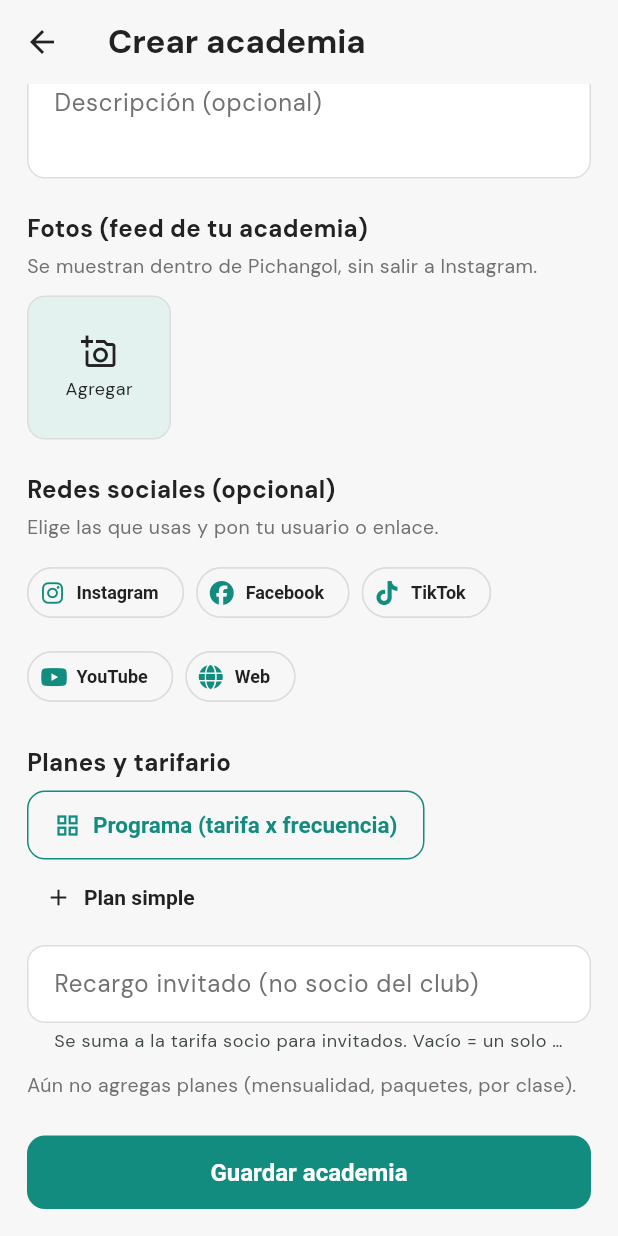
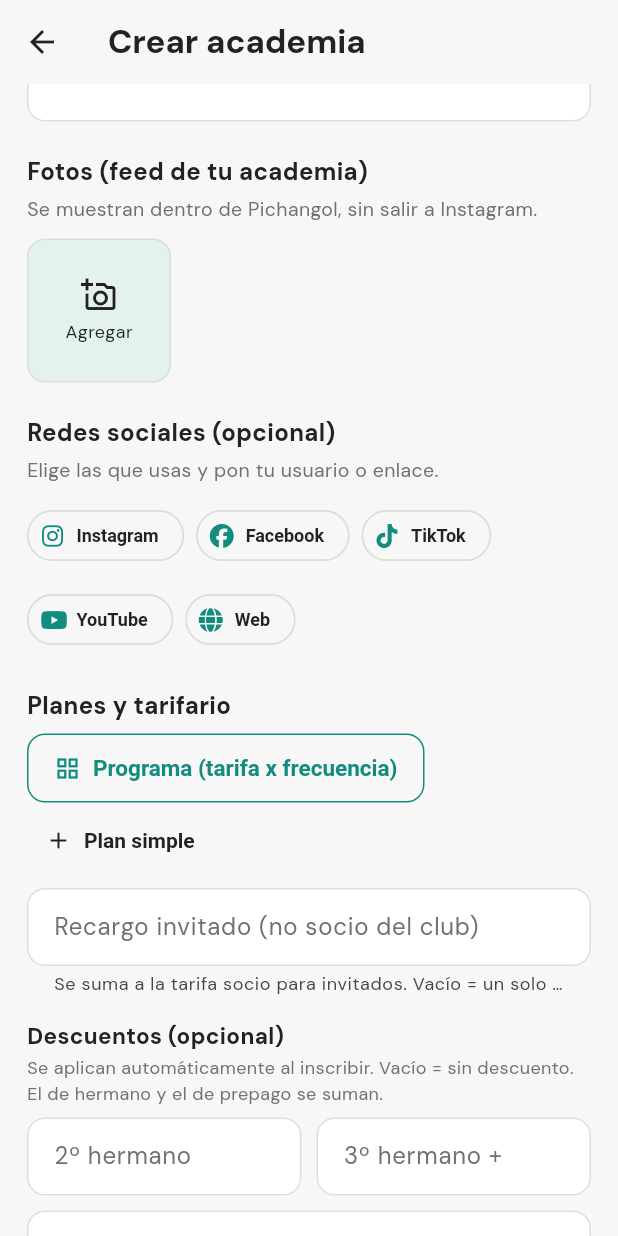
Before and after one commit to dcalagua/canchas-app-lima, a Flutter app: the CrearAcademiaScreen screen opened directly, scrolled down 576 dp, after a tap on "Agregar", on a phone screen of 412 x 824 dp. Run offline on Flutter 3.47's test engine with Material 3 defaults, Android fonts, the phone set to English and light mode, and no system bars; our stand-ins replace audioplayers, firebase_core, firebase_messaging, font_awesome_flutter, geocoding, geolocator and 6 more; missing offline and left inert: record; accounts and stored records are empty.

Commit message:
Academia Fase 2: descuentos configurables (hermanos + prepago)
Todo configurable por academia, sin hardcodear cifras:
- Modelo Academia: descuentoHermano2 / descuentoHermano3 / descuentoPrepago (%),
  aditivos; helpers descuentoTotalPct() y precioFinal(). Alumno.ordenHermano.
- inscribir(): aplica el descuento por orden de hermano (del alumno) y por
  prepago (paquete de meses); deja traza del % en el concepto de la cuota.
- Editor de academia: sección 'Descuentos (opcional)' con los 3 campos %.
- Alta de alumno: selector de orden de hermano (Único/2º/3º+) con su % — solo
  si la academia tiene descuento por hermanos.
- Ficha de academia: nota con los descuentos vigentes.
- Seed Jartur: 10 / 20 / 5 como ejemplo.

Co-Authored-By: Claude Opus 4.8 (1M context) <noreply@anthropic.com>
Claude-Session: https://claude.ai/code/session_017fg7ijXuZRX6jvFjZELf83

```diff
--- a/lib/data/sample_data.dart
+++ b/lib/data/sample_data.dart
@@ -286,6 +286,9 @@ class SampleData {
       sedeUbicacion: centroPiloto, // referencial (Lima); el profe la ajusta
       moneda: 'S/',
       recargoInvitado: 50, // invitado (no socio del club) = socio + S/50
+      descuentoHermano2: 10, // 2º hermano −10%
+      descuentoHermano3: 20, // 3º hermano en adelante −20%
+      descuentoPrepago: 5, // pago trimestral/paquete adelantado −5%
       redes: const {'instagram': 'academiadetenisjarthurbaldeon'},
       planes: [
         plan(roja, 2, 250), plan(roja, 3, 300), plan(roja, 4, 400), plan(roja, 5, 450),
--- a/lib/models/academia.dart
+++ b/lib/models/academia.dart
@@ -92,6 +92,14 @@ class Academia {
   /// tarifa socio del plan. 0 = la academia no distingue socio/invitado (un solo
   /// precio). Caso Jartur (Country Club El Bosque): 50.
   final double recargoInvitado;
+  /// Descuentos CONFIGURABLES (%), 0 = sin descuento. Se aplican al inscribir:
+  /// [descuentoHermano2] al 2º hermano, [descuentoHermano3] al 3º en adelante,
+  /// [descuentoPrepago] al pagar un paquete de meses por adelantado (prepago).
+  /// Caso Jartur: 10 / 20 / 5. Son ADITIVOS entre sí (2º hermano + prepago =
+  /// 10 + 5 = 15%).
+  final double descuentoHermano2;
+  final double descuentoHermano3;
+  final double descuentoPrepago;
 
   const Academia({
     required this.id,
@@ -108,6 +116,9 @@ class Academia {
     this.fotos = const [],
     this.moneda = '',
     this.recargoInvitado = 0,
+    this.descuentoHermano2 = 0,
+    this.descuentoHermano3 = 0,
+    this.descuentoPrepago = 0,
   });
 
   /// ¿La academia distingue tarifa socio vs invitado (según la sede/club)?
@@ -116,6 +127,38 @@ class Academia {
   /// Tarifa mensual efectiva de un plan según sea socio (de la sede) o invitado.
   double precioDePlan(Plan p, {required bool socio}) =>
       socio ? p.precioMes : p.precioMes + recargoInvitado;
+
+  /// ¿La academia tiene algún descuento configurado?
+  bool get tieneDescuentos =>
+      descuentoHermano2 > 0 || descuentoHermano3 > 0 || descuentoPrepago > 0;
+
+  /// ¿Distingue descuento por orden de hermano (2º / 3º)?
+  bool get tieneDescuentoHermanos =>
+      descuentoHermano2 > 0 || descuentoHermano3 > 0;
+
+  /// % de descuento por orden de hermano (1 = único/1º sin dto, 2 = 2º, 3+ = 3º
+  /// o más).
+  double descuentoHermanoPct(int orden) {
+    if (orden >= 3) return descuentoHermano3;
+    if (orden == 2) return descuentoHermano2;
+    return 0;
+  }
+
+  /// % total de descuento aplicable (hermano + prepago), aditivo, tope 100.
+  double descuentoTotalPct({int ordenHermano = 1, bool prepago = false}) {
+    var d = descuentoHermanoPct(ordenHermano);
+    if (prepago) d += descuentoPrepago;
+    return d > 100 ? 100 : d;
+  }
+
+  /// Precio final de un plan tras aplicar tarifa socio/invitado y descuentos.
+  double precioFinal(Plan p,
+      {required bool socio, int ordenHermano = 1, bool prepago = false}) {
+    final base = precioDePlan(p, socio: socio);
+    final f = base *
+        (1 - descuentoTotalPct(ordenHermano: ordenHermano, prepago: prepago) / 100);
+    return f < 0 ? 0 : f;
+  }
 
   /// Planes agrupados por programa (para el tarifario matriz), preservando el
   /// orden de aparición. Los planes sin programa quedan bajo la clave ''.
@@ -193,6 +236,9 @@ class Academia {
     List<String>? fotos,
     String? moneda,
     double? recargoInvitado,
+    double? descuentoHermano2,
+    double? descuentoHermano3,
+    double? descuentoPrepago,
   }) =>
       Academia(
         id: id,
@@ -209,6 +255,9 @@ class Academia {
         fotos: fotos ?? this.fotos,
         moneda: moneda ?? this.moneda,
         recargoInvitado: recargoInvitado ?? this.recargoInvitado,
+        descuentoHermano2: descuentoHermano2 ?? this.descuentoHermano2,
+        descuentoHermano3: descuentoHermano3 ?? this.descuentoHermano3,
+        descuentoPrepago: descuentoPrepago ?? this.descuentoPrepago,
       );
 
   Map<String, dynamic> toJson() => {
@@ -227,6 +276,9 @@ class Academia {
         'fotos': fotos,
         'moneda': moneda,
         'recargoInvitado': recargoInvitado,
+        'descuentoHermano2': descuentoHermano2,
+        'descuentoHermano3': descuentoHermano3,
+        'descuentoPrepago': descuentoPrepago,
       };
 
   factory Academia.fromJson(Map<String, dynamic> j) => Academia(
@@ -253,6 +305,9 @@ class Academia {
             const [],
         moneda: (j['moneda'] ?? '') as String,
         recargoInvitado: ((j['recargoInvitado'] ?? 0) as num).toDouble(),
+        descuentoHermano2: ((j['descuentoHermano2'] ?? 0) as num).toDouble(),
+        descuentoHermano3: ((j['descuentoHermano3'] ?? 0) as num).toDouble(),
+        descuentoPrepago: ((j['descuentoPrepago'] ?? 0) as num).toDouble(),
       );
 }
 
@@ -279,6 +334,10 @@ class Alumno {
   /// socio = precio del plan; invitado (false) = precio + recargoInvitado.
   /// Por defecto true (los alumnos fundadores son socios). Lo marca el profe.
   final bool esSocioSede;
+  /// Orden de hermano para el descuento familiar configurable de la academia:
+  /// 1 = único/1º (sin descuento), 2 = 2º hermano, 3 = 3º o más. Lo marca el
+  /// profe al inscribir. Ver `Academia.descuentoHermano2/3`.
+  final int ordenHermano;
 
   const Alumno({
     required this.id,
@@ -291,6 +350,7 @@ class Alumno {
     this.apoderadoWhatsapp = '',
     this.edad,
     this.esSocioSede = true,
+    this.ordenHermano = 1,
   });
 
   /// ¿Es un alumno que usa la app (se unió con código)?
@@ -314,6 +374,7 @@ class Alumno {
         'apoderadoWhatsapp': apoderadoWhatsapp,
         if (edad != null) 'edad': edad,
         'esSocioSede': esSocioSede,
+        'ordenHermano': ordenHermano,
       };
 
   factory Alumno.fromJson(Map<String, dynamic> j) => Alumno(
@@ -327,6 +388,7 @@ class Alumno {
         apoderadoWhatsapp: (j['apoderadoWhatsapp'] ?? '') as String,
         edad: (j['edad'] as num?)?.toInt(),
         esSocioSede: (j['esSocioSede'] ?? true) as bool,
+        ordenHermano: ((j['ordenHermano'] ?? 1) as num).toInt(),
       );
 }
 
--- a/lib/screens/crear_academia_screen.dart
+++ b/lib/screens/crear_academia_screen.dart
@@ -41,6 +41,15 @@ class _CrearAcademiaScreenState extends State<CrearAcademiaScreen> {
       text: (widget.academia?.recargoInvitado ?? 0) > 0
           ? widget.academia!.recargoInvitado.toStringAsFixed(0)
           : '');
+  // Descuentos configurables (%). Vacío = 0 = sin descuento.
+  late final TextEditingController _dtoHermano2 =
+      _ctrlPct(widget.academia?.descuentoHermano2);
+  late final TextEditingController _dtoHermano3 =
+      _ctrlPct(widget.academia?.descuentoHermano3);
+  late final TextEditingController _dtoPrepago =
+      _ctrlPct(widget.academia?.descuentoPrepago);
+  static TextEditingController _ctrlPct(double? v) => TextEditingController(
+      text: (v ?? 0) > 0 ? v!.toStringAsFixed(0) : '');
   late Deporte _deporte = widget.academia?.deporte ?? Deporte.tenis;
   late final List<Plan> _planes = [...(widget.academia?.planes ?? const [])];
 
@@ -102,6 +111,10 @@ class _CrearAcademiaScreenState extends State<CrearAcademiaScreen> {
     _whatsapp.dispose();
     _sede.dispose();
     _desc.dispose();
+    _recargoInvitado.dispose();
+    _dtoHermano2.dispose();
+    _dtoHermano3.dispose();
+    _dtoPrepago.dispose();
     for (final c in _redesCtrl.values) {
       c.dispose();
     }
@@ -158,6 +171,25 @@ class _CrearAcademiaScreenState extends State<CrearAcademiaScreen> {
       setState(() => _planes.addAll(nuevos));
     }
   }
+
+  /// Lee un % de un controller: number 0–100 (vacío/invalido = 0).
+  double _pct(TextEditingController c) {
+    final v = double.tryParse(c.text.trim().replaceAll(',', '.')) ?? 0;
+    if (v < 0) return 0;
+    return v > 100 ? 100 : v;
+  }
+
+  /// Campo de porcentaje reutilizable para los descuentos.
+  Widget _campoPct(TextEditingController c, String label) => TextField(
+        controller: c,
+        keyboardType: TextInputType.number,
+        decoration: InputDecoration(
+          labelText: label,
+          hintText: '0',
+          suffixText: '%',
+          isDense: true,
+        ),
+      );
 
   Future<void> _guardar() async {
     final nombre = _nombre.text.trim();
@@ -219,6 +251,9 @@ class _CrearAcademiaScreenState extends State<CrearAcademiaScreen> {
       planes: _planes,
       recargoInvitado:
           double.tryParse(_recargoInvitado.text.trim().replaceAll(',', '.')) ?? 0,
+      descuentoHermano2: _pct(_dtoHermano2),
+      descuentoHermano3: _pct(_dtoHermano3),
+      descuentoPrepago: _pct(_dtoPrepago),
       logoUrl: _logoUrl,
       redes: redes,
       fotos: fotos,
@@ -489,6 +524,24 @@ class _CrearAcademiaScreenState extends State<CrearAcademiaScreen> {
                   'Se suma a la tarifa socio para invitados. Vacío = un solo precio.',
             ),
           ),
+          const SizedBox(height: 16),
+          const Text('Descuentos (opcional)',
+              style: TextStyle(fontWeight: FontWeight.w700, fontSize: 15)),
+          const SizedBox(height: 2),
+          const Text(
+              'Se aplican automáticamente al inscribir. Vacío = sin descuento. '
+              'El de hermano y el de prepago se suman.',
+              style: TextStyle(color: textoTenue, fontSize: 12)),
+          const SizedBox(height: 8),
+          Row(
+            children: [
+              Expanded(child: _campoPct(_dtoHermano2, '2º hermano')),
+              const SizedBox(width: 10),
+              Expanded(child: _campoPct(_dtoHermano3, '3º hermano +')),
+            ],
+          ),
+          const SizedBox(height: 10),
+          _campoPct(_dtoPrepago, 'Prepago (paquete de meses)'),
           const SizedBox(height: 12),
           if (_planes.isEmpty)
             const Text('Aún no agregas planes (mensualidad, paquetes, por clase).',
--- a/lib/state/app_state.dart
+++ b/lib/state/app_state.dart
@@ -694,8 +694,19 @@ class AppState extends ChangeNotifier {
     for (final a in academias) {
       if (a.id == alumno.academiaId) { ac = a; break; }
     }
+    // Descuentos configurables de la academia: por orden de hermano (del alumno)
+    // y por prepago (paquete de meses). El monto ya viene neto; se deja traza del
+    // % aplicado en el concepto para el reporte del dueño.
+    final prepago = plan.tipo == TipoPlan.prepago;
+    final dtoPct = ac?.descuentoTotalPct(
+            ordenHermano: alumno.ordenHermano, prepago: prepago) ??
+        0;
+    final sufijoDto = dtoPct > 0 ? ' (−${dtoPct.toStringAsFixed(0)}%)' : '';
     final monto = ac != null
-        ? ac.precioDePlan(plan, socio: alumno.esSocioSede)
+        ? ac.precioFinal(plan,
+            socio: alumno.esSocioSede,
+            ordenHermano: alumno.ordenHermano,
+            prepago: prepago)
         : plan.precioMes;
     for (var i = 0; i < meses; i++) {
       final venc = DateTime(base.year, base.month + i, base.day);
@@ -703,7 +714,7 @@ class AppState extends ChangeNotifier {
         id: 'cu_${DateTime.now().microsecondsSinceEpoch}_$i',
         academiaId: alumno.academiaId,
         alumnoId: alumno.id,
-        concepto: '${plan.nombre} · ${_mesNombre(venc)}',
+        concepto: '${plan.nombre} · ${_mesNombre(venc)}$sufijoDto',
         monto: monto,
         vencimiento: venc,
       ));
```
Also changed, not shown: lib/screens/academia_detalle_screen.dart (+43 -0 lines), lib/screens/mi_academia_screen.dart (+37 -2 lines).
